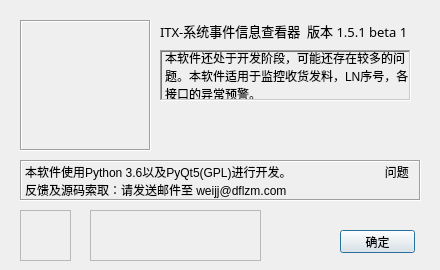
The window that System_Event_Watcher/UI_about.ui (ITX-Snowhare/Python_DFLZM_System_Event_Watcher) describes before a commit, drawn with Qt 5.
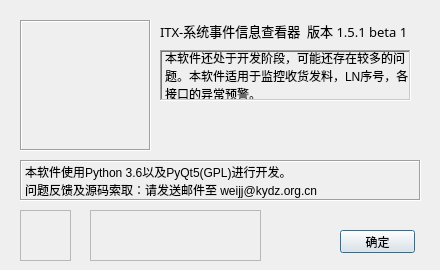
The same window after the commit. Icons and pictures are not drawn.

Commit message: 修改“关于”中的邮箱错误

```diff
--- a/System_Event_Watcher/UI_about.ui
+++ b/System_Event_Watcher/UI_about.ui
@@ -85,7 +85,7 @@
     <enum>QFrame::Sunken</enum>
    </property>
    <property name="text">
-    <string>本软件使用Python 3.6以及PyQt5(GPL)进行开发。                            问题反馈及源码索取：请发送邮件至 weijj@dflzm.com</string>
+    <string>本软件使用Python 3.6以及PyQt5(GPL)进行开发。                                          问题反馈及源码索取：请发送邮件至 weijj@kydz.org.cn</string>
    </property>
    <property name="scaledContents">
     <bool>true</bool>
```
The commit also changes 1 other file.
